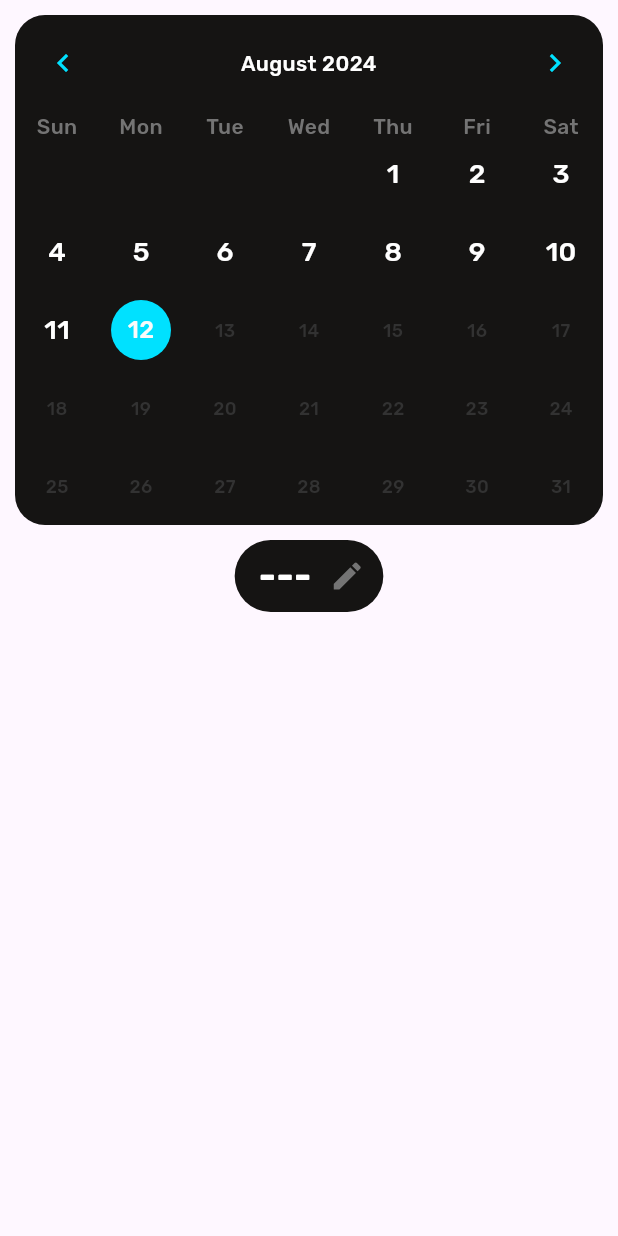
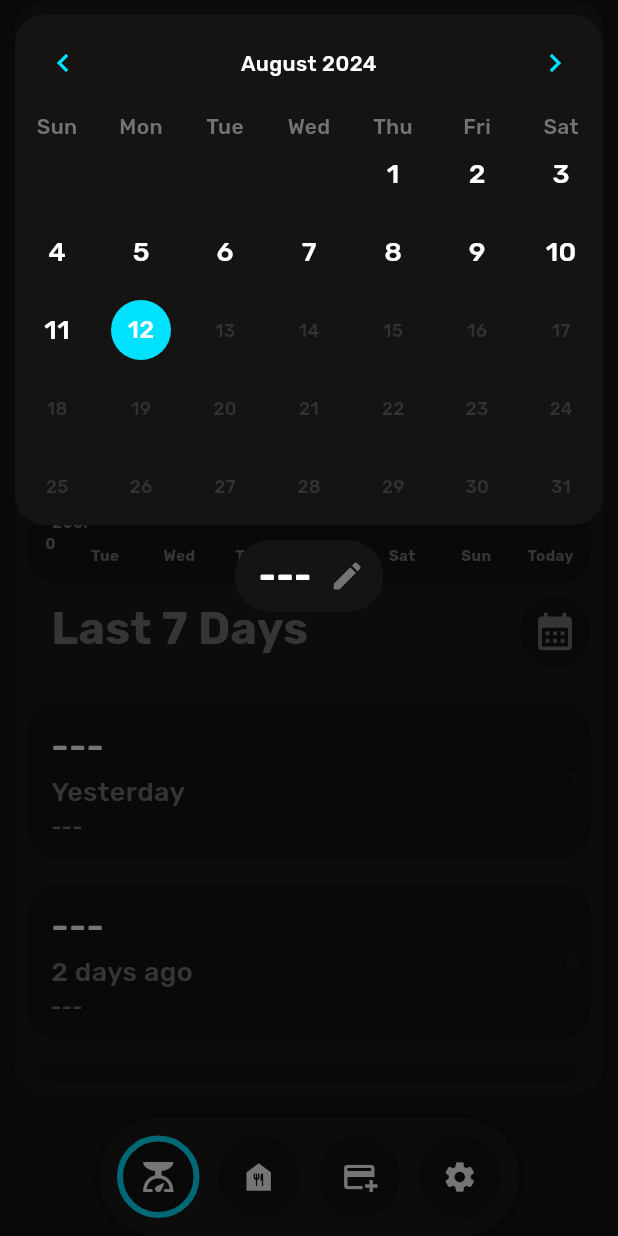
Before and after one commit to GregPeroutka/HealthJournalApp, a Flutter app: the screen it shows once a user with an empty profile is signed in, after a tap on the "calendar month" icon, on a phone screen of 412 x 824 dp. Run offline on Flutter 3.47's test engine with Material 3 defaults, Android fonts, the phone set to English and light mode, and no system bars; drawn by our look-alikes of fl_chart, table_calendar; our stand-ins replace cloud_firestore, firebase_auth, firebase_core; accounts and stored records are empty; generated files the repository leaves out were written again.

Commit message:
Wrapped Calendar containers in Materials and made background transparent.

```diff
--- a/lib/views/pages/weight_page/calendar_dialog.dart
+++ b/lib/views/pages/weight_page/calendar_dialog.dart
@@ -36,8 +36,7 @@ class _CalendarDialog extends State<CalendarDialog> {
   Widget build(BuildContext context) {
     _selectedWeightData = widget.weightPageViewModel.getWeightData(_selectedDay);
 
-    return Material(
-      child: SafeArea(
+    return SafeArea(
       child: Align(
         alignment: Alignment.topCenter,
         child: Padding(
@@ -51,12 +50,13 @@ class _CalendarDialog extends State<CalendarDialog> {
           ),
         ),
       ),
-      ),
     );
   }
 
-  Container _calendarContainer() {
-    return Container(
+  Material _calendarContainer() {
+    return Material(
+      color: Colors.transparent,
+      child: Container(
         decoration: BoxDecoration(
           color: AppStyle.currentStyle.backgroundColor1,
           borderRadius: BorderRadius.circular(AppStyle.currentStyle.squareBorderRadius)
@@ -78,6 +78,7 @@ class _CalendarDialog extends State<CalendarDialog> {
           onDaySelected: _onDaySelected,
           calendarBuilders: _calendarBuilders(),
         )
+      ),
     );
 
   }
@@ -142,8 +143,10 @@ class _CalendarDialog extends State<CalendarDialog> {
     );
   }
 
-  Container _editWeightContainer(BuildContext context) {
-    return Container(
+  Material _editWeightContainer(BuildContext context) {
+    return Material(
+      color: Colors.transparent,
+      child: Container(
         clipBehavior: Clip.hardEdge,
         margin: const EdgeInsets.only(top: 10),
         decoration: BoxDecoration(
@@ -156,6 +159,7 @@ class _CalendarDialog extends State<CalendarDialog> {
             _weightText(),
             _editWeightButton(context),
           ],
+        ),
       ),
     );
   }
--- a/lib/views/pages/weight_page/weight_page.dart
+++ b/lib/views/pages/weight_page/weight_page.dart
@@ -136,6 +136,7 @@ class _WeightPageState extends State<WeightPage> {
 
   void _openCalendarDialog() {
     showDialog(
+      //barrierDismissible: true,
       context: context,
       builder: (context) {
         return CalendarDialog(
```
Lines whose indentation alone changed are shown as unchanged.
